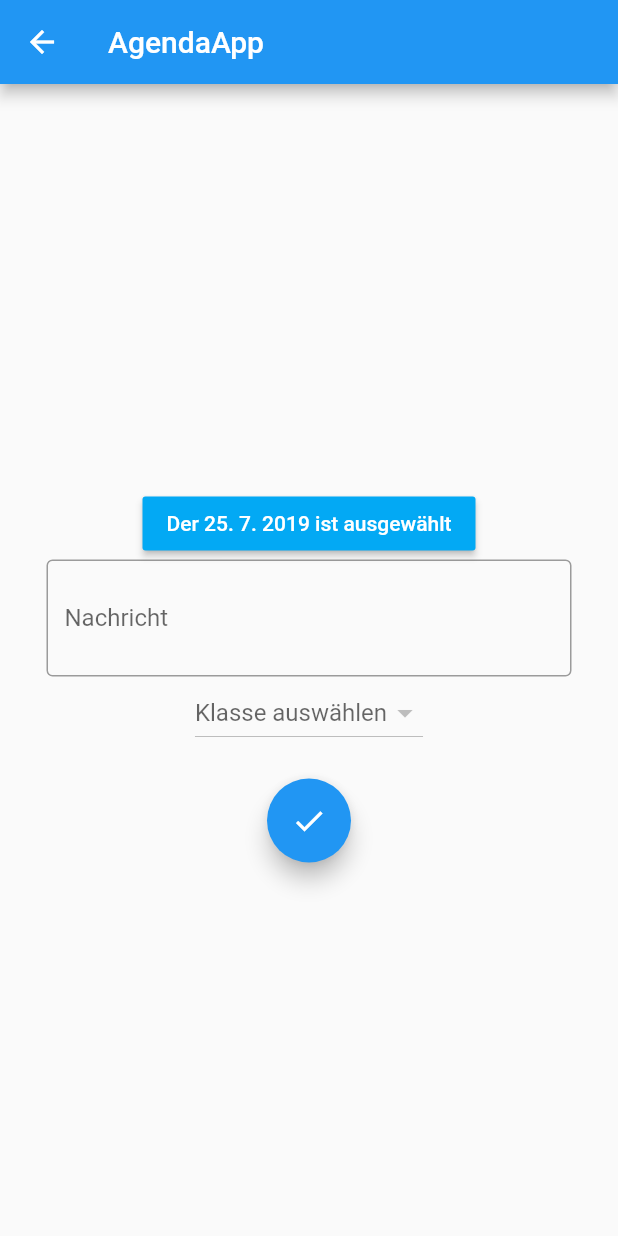
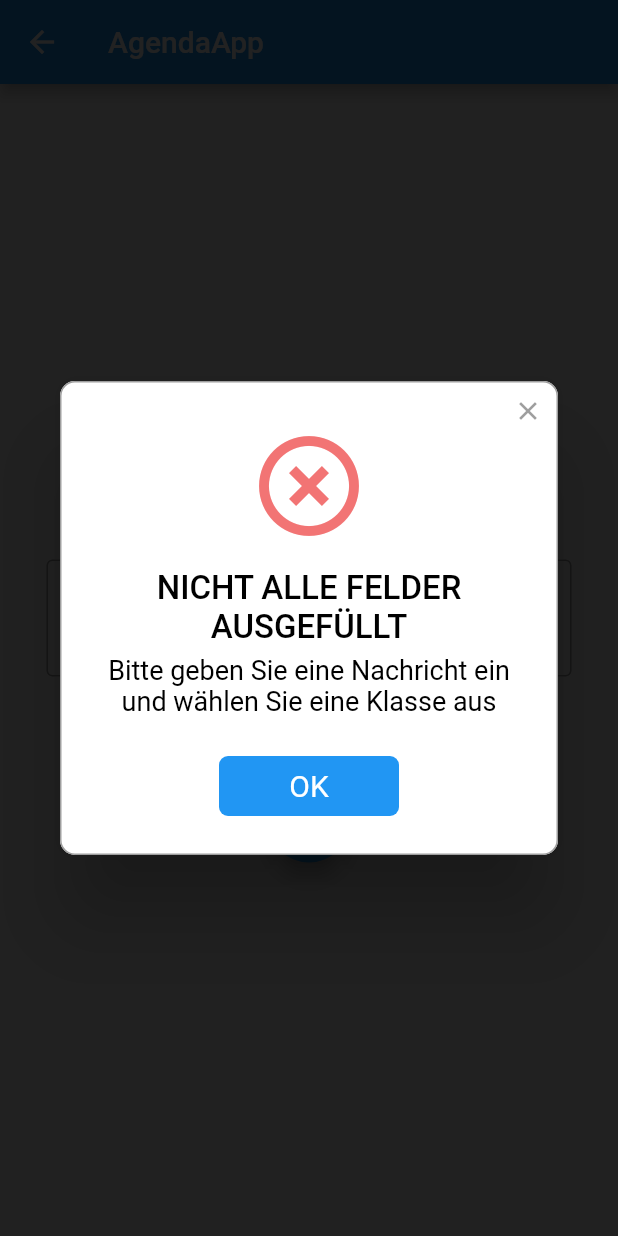
Before and after one commit to wdjpng/AgendaAppFlutter, a Flutter app: the EventViewerPage screen opened directly with empty values, after a tap on the "done" icon, on a phone screen of 412 x 824 dp. Run offline on Flutter 3.47's test engine with Material 2 defaults, Android fonts, the phone set to English and light mode, and no system bars; drawn by our look-alikes of rflutter_alert; our stand-ins replace cloud_firestore, firebase_auth, sqflite, table_calendar, webview_flutter; accounts and stored records are empty.

```diff
--- a/lib/pages/eventViewerPage.dart
+++ b/lib/pages/eventViewerPage.dart
@@ -82,16 +82,18 @@ class EventViewerPageState extends State<EventViewerPage> {
 
   /// Checks whether all input fields are filled in correctly.
   bool isCorrectUserData(String message, BuildContext context) {
-    if (message == "" && selectedSubject != null && data.isInAdminMode) {
+    if (message == "" && selectedSubject == null && data.isInAdminMode) {
       AlertShower.showAlert(context, "NICHT ALLE FELDER AUSGEFÜLLT",
           "Bitte geben Sie eine Nachricht ein und wählen Sie eine Klasse aus", AlertType.error);
       return false;
     } else if(message == ""){
       AlertShower.showAlert(context, "NICHT ALLE FELDER AUSGEFÜLLT",
           "Bitte geben Sie eine Nachricht ein", AlertType.error);
-    } else if(selectedSubject != null && data.isInAdminMode){
+      return false;
+    } else if(selectedSubject == null && data.isInAdminMode){
       AlertShower.showAlert(context, "NICHT ALLE FELDER AUSGEFÜLLT",
           "Bitte wählen Sie eine Klasse aus", AlertType.error);
+      return false;
     }
 
     return true;
@@ -187,6 +189,7 @@ class EventViewerPageState extends State<EventViewerPage> {
     AlertShower.showAlert(
         context, "DATEN ERFOLGREICH HOCHGELADEN", "", AlertType.success);
     FocusScope.of(context).requestFocus(new FocusNode());
+
     popContextTwice();
   }
 
--- a/lib/pages/eventsPage.dart
+++ b/lib/pages/eventsPage.dart
@@ -112,7 +112,7 @@ class EventsPageState extends State<EventsPage> with TickerProviderStateMixin {
   /// Called when the user clicks on an event, checks wether the user can edit
   /// it and if so opens the [EventViewerPage] to edit that message.
   void onEventPressed(BuildContext context, String message) {
-    if (isEventEditableByUser(message) || isInAdminMode) {
+    if ((isEventEditableByUser(message) || isInAdminMode) && message != 'Heute') {
       Data data = new Data();
       data.dateOfEvent = _selectedDay;
       data.message = message;
```
